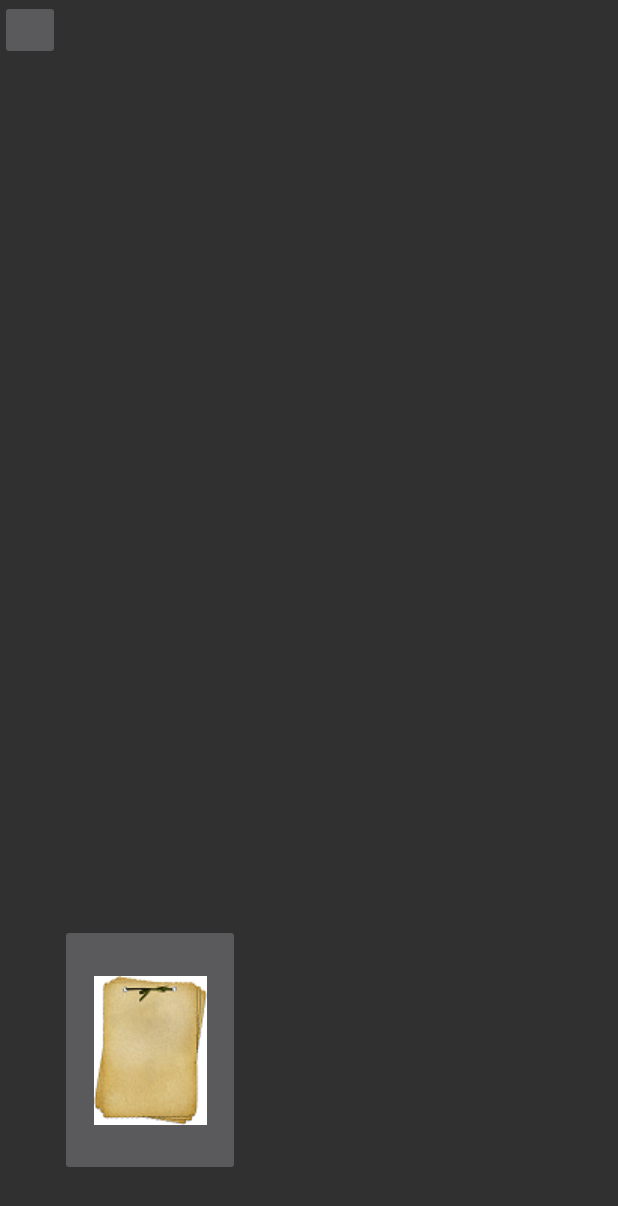
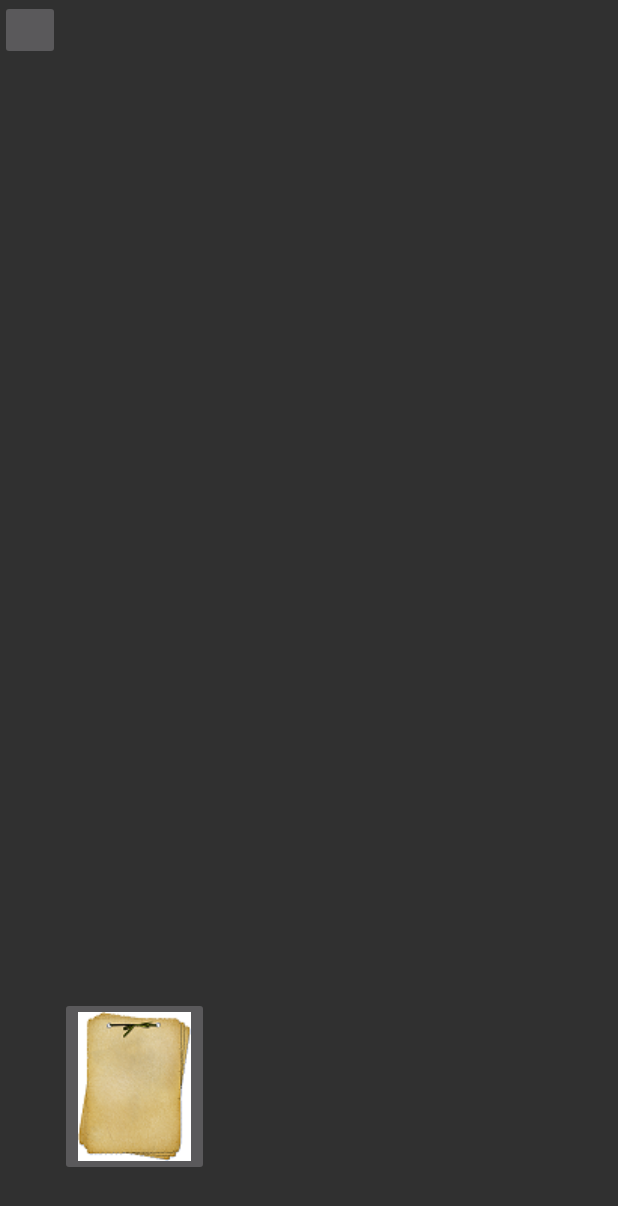
Before and after one commit to andyhecht/AggieMan, an Android app: the layout augmented_layout.xml on its own in the app's theme, with its tools: preview values and no code run, on a phone screen of 412 x 824 dp. Shown: the top 1206 px of the screen. Run offline under Robolectric (Android 15) with nearby library versions, the phone set to English and light mode, and no system bars.

Commit message:
Add files via upload
minimal changes to augmented_layout

```diff
--- a/SlenderMan/app/src/main/res/layout/augmented_layout.xml
+++ b/SlenderMan/app/src/main/res/layout/augmented_layout.xml
@@ -20,8 +20,8 @@
         android:layout_gravity="center_horizontal|bottom" />
 
     <ImageButton
-        android:layout_width="120dp"
-        android:layout_height="168dp"
+        android:layout_width="wrap_content"
+        android:layout_height="wrap_content"
         android:id="@+id/note"
         android:layout_marginLeft="40dp"
         android:layout_marginBottom="40dp"
```
